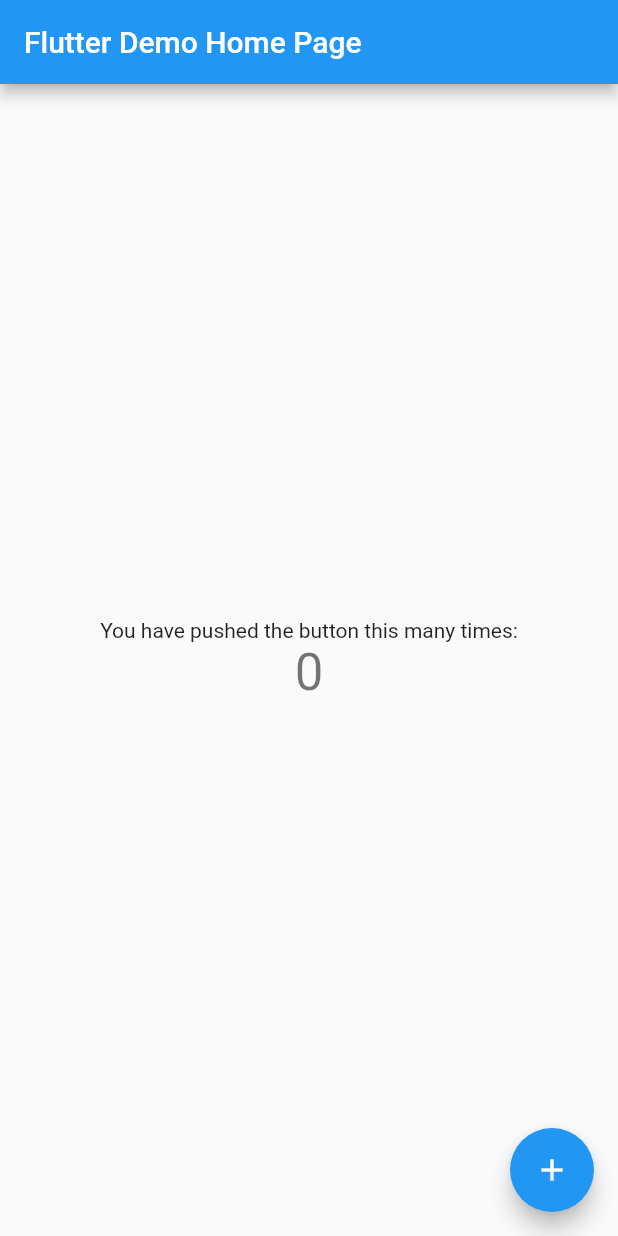
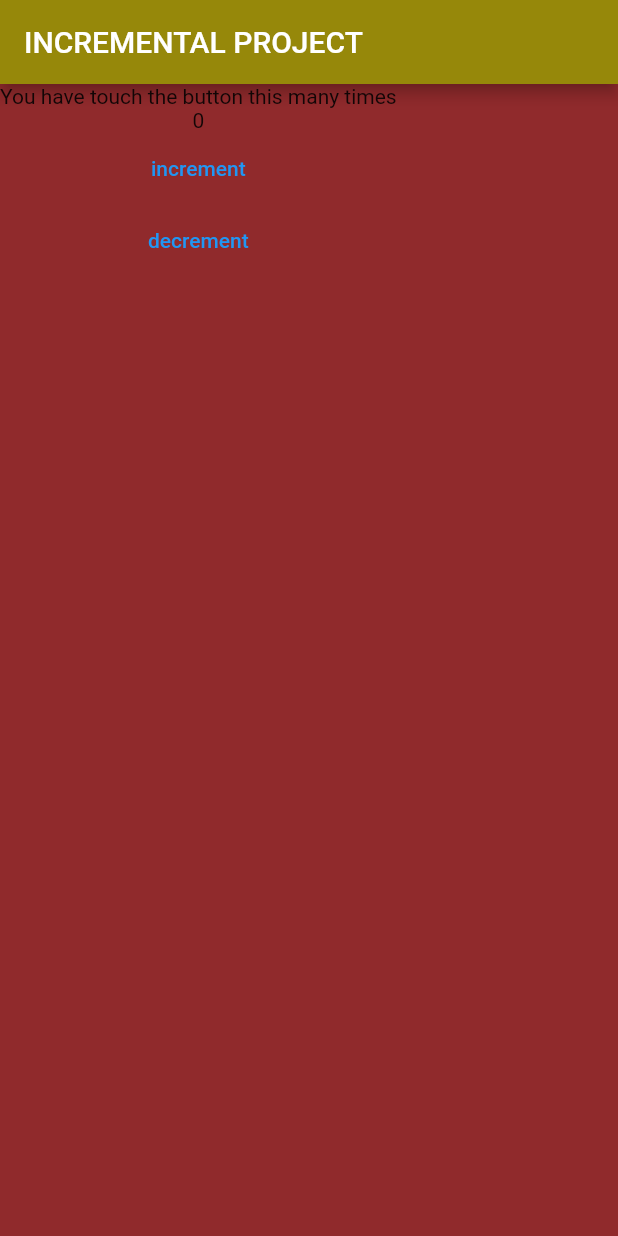
Before and after one commit to JuliusJacob/increment_project, a Flutter app: the screen it shows after launch, on a phone screen of 412 x 824 dp. Run offline on Flutter 3.47's test engine with Material 2 defaults, Android fonts, the phone set to English and light mode, and no system bars; missing offline and left inert: dart:html.

Commit message:
my commit

```diff
--- a/lib/main.dart
+++ b/lib/main.dart
@@ -1,121 +1,54 @@
+import 'dart:html';
+
 import 'package:flutter/material.dart';
 
 void main() {
-  runApp(const MyApp());
+  runApp(MyApp());
 }
 
-class MyApp extends StatelessWidget {
-  const MyApp({Key? key}) : super(key: key);
-
-  // This widget is the root of your application.
+class MyApp extends StatefulWidget {
   @override
-  Widget build(BuildContext context) {
-    return MaterialApp(
-      title: 'Flutter Demo',
-      theme: ThemeData(
-        // This is the theme of your application.
-        //
-        // Try running your application with "flutter run". You'll see the
-        // application has a blue toolbar. Then, without quitting the app, try
-        // changing the primarySwatch below to Colors.green and then invoke
-        // "hot reload" (press "r" in the console where you ran "flutter run",
-        // or simply save your changes to "hot reload" in a Flutter IDE).
-        // Notice that the counter didn't reset back to zero; the application
-        // is not restarted.
-        primarySwatch: Colors.blue,
-      ),
-      home: const MyHomePage(title: 'Flutter Demo Home Page'),
-    );
-  }
+  State<MyApp> createState() => _MyAppState();
 }
 
-class MyHomePage extends StatefulWidget {
-  const MyHomePage({Key? key, required this.title}) : super(key: key);
-
-  // This widget is the home page of your application. It is stateful, meaning
-  // that it has a State object (defined below) that contains fields that affect
-  // how it looks.
-
-  // This class is the configuration for the state. It holds the values (in this
-  // case the title) provided by the parent (in this case the App widget) and
-  // used by the build method of the State. Fields in a Widget subclass are
-  // always marked "final".
-
-  final String title;
-
-  @override
-  State<MyHomePage> createState() => _MyHomePageState();
-}
-
-class _MyHomePageState extends State<MyHomePage> {
+class _MyAppState extends State<MyApp> {
   int _counter = 0;
-
   void _incrementCounter() {
     setState(() {
-      // This call to setState tells the Flutter framework that something has
-      // changed in this State, which causes it to rerun the build method below
-      // so that the display can reflect the updated values. If we changed
-      // _counter without calling setState(), then the build method would not be
-      // called again, and so nothing would appear to happen.
       _counter++;
     });
   }
 
-
-
-
-
-
+  void _decrementCounter() {
+    setState(() {
+      if(_counter>=1)
+      _counter--;
+    });
+  }
 
   @override
   Widget build(BuildContext context) {
-    // This method is rerun every time setState is called, for instance as done
-    // by the _incrementCounter method above.
-    //
-    // The Flutter framework has been optimized to make rerunning build methods
-    // fast, so that you can just rebuild anything that needs updating rather
-    // than having to individually change instances of widgets.
-    return Scaffold(
-      appBar: AppBar(
-        // Here we take the value from the MyHomePage object that was created by
-        // the App.build method, and use it to set our appbar title.
-        title: Text(widget.title),
+    return MaterialApp(
+      debugShowCheckedModeBanner: false,
+      title: 'increment_project',
+      home: Scaffold(
+        backgroundColor: Color.fromARGB(255, 144, 42, 44),
+        appBar: AppBar(
+          title: Text("INCREMENTAL PROJECT"),
+          backgroundColor: Color.fromARGB(255, 150, 136, 10),
+        ),
+        body: Column(
+          children: [
+
+            Text("You have touch the button this many times"),
+            Text('$_counter'),
+            TextButton(onPressed: () => _incrementCounter(), child: Text('increment')),
+            TextButton(onPressed: () => _decrementCounter(), child: Text('decrement')),
+
+        ],
+        ),
+
       ),
-      body: Center(
-        // Center is a layout widget. It takes a single child and positions it
-        // in the middle of the parent.
-        child: Column(
-          // Column is also a layout widget. It takes a list of children and
-          // arranges them vertically. By default, it sizes itself to fit its
-          // children horizontally, and tries to be as tall as its parent.
-          //
-          // Invoke "debug painting" (press "p" in the console, choose the
-          // "Toggle Debug Paint" action from the Flutter Inspector in Android
-          // Studio, or the "Toggle Debug Paint" command in Visual Studio Code)
-          // to see the wireframe for each widget.
-          //
-          // Column has various properties to control how it sizes itself and
-          // how it positions its children. Here we use mainAxisAlignment to
-          // center the children vertically; the main axis here is the vertical
-          // axis because Columns are vertical (the cross axis would be
-          // horizontal).
-          mainAxisAlignment: MainAxisAlignment.center,
-          children: <Widget>[
-            const Text(
-              'You have pushed the button this many times:',
-            ),
-            Text(
-              '$_counter',
-              style: Theme.of(context).textTheme.headline4,
-            ),
-          ],
-        ),
-      ),
-      floatingActionButton: FloatingActionButton(
-        onPressed: _incrementCounter,
-        tooltip: 'Increment',
-        child: const Icon(Icons.add),
-      ), // This trailing comma makes auto-formatting nicer for build methods.
     );
   }
 }
```
